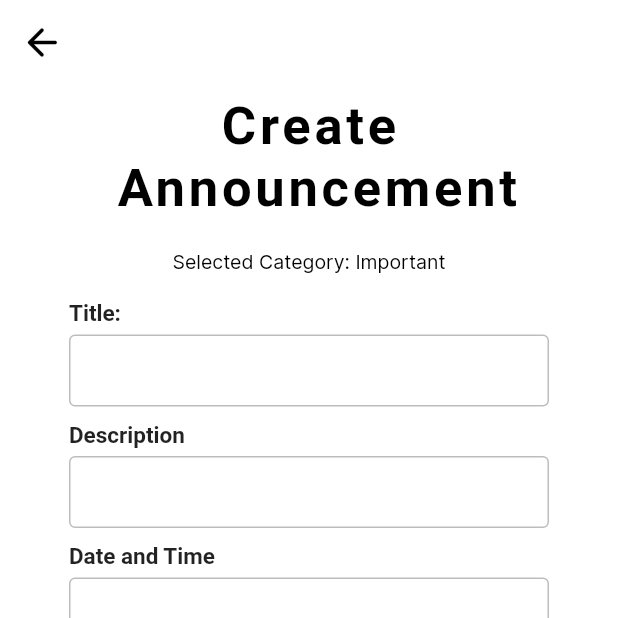
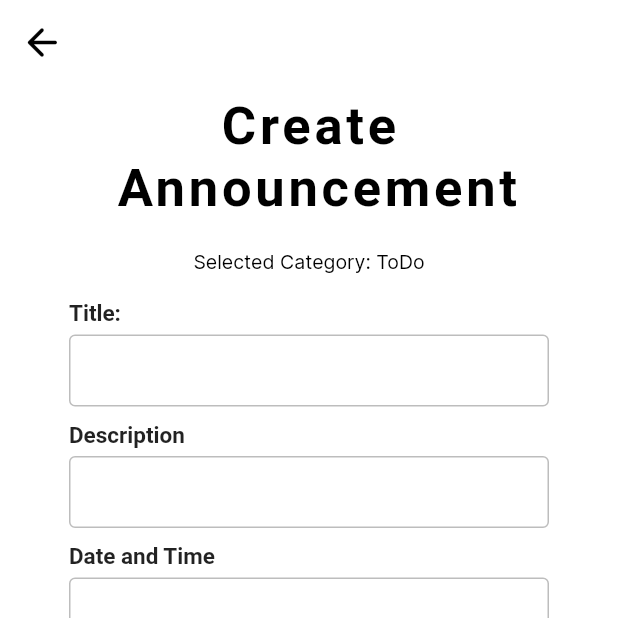
Before and after one commit to jomcas/Formateacher, a Flutter app: the screen it shows once a user with an empty profile is signed in, after a tap on "Todo", on a phone screen of 412 x 824 dp, the top half of it. Run offline on Flutter 3.47's test engine with Material 2 defaults, Android fonts, the phone set to English and light mode, and no system bars; our stand-ins replace cloud_firestore, firebase_auth, flutter_spinkit; accounts and stored records are empty.

Commit message:
Add Announce Category Forms

```diff
--- a/lib/widgets/announce/announce.dart
+++ b/lib/widgets/announce/announce.dart
@@ -1,5 +1,8 @@
 import 'package:flutter/material.dart';
 import 'package:mi_card/widgets/announce/important_form.dart';
+import 'package:mi_card/widgets/announce/reminder.dart';
+import 'package:mi_card/widgets/announce/schedule_form.dart';
+import 'package:mi_card/widgets/announce/todo_form.dart';
 
 // Announce Page
 class Announce extends StatelessWidget {
@@ -34,6 +37,7 @@ class Announce extends StatelessWidget {
               shrinkWrap: true,
               crossAxisCount: 2,
               children: <Widget>[
+                // Important
                 InkWell(
                   onTap: () {
                     Navigator.push(
@@ -74,12 +78,13 @@ class Announce extends StatelessWidget {
                     ),
                   ),
                 ),
+                // Schedule
                 InkWell(
                   onTap: () {
                     Navigator.push(
                         context,
                         MaterialPageRoute(
-                            builder: (context) => ImportantForm()));
+                            builder: (context) => ScheduleForm()));
                   },
                   child: Card(
                     shape: RoundedRectangleBorder(
@@ -114,12 +119,13 @@ class Announce extends StatelessWidget {
                     ),
                   ),
                 ),
+                // Reminder
                 InkWell(
                   onTap: () {
                     Navigator.push(
                         context,
                         MaterialPageRoute(
-                            builder: (context) => ImportantForm()));
+                            builder: (context) => ReminderForm()));
                   },
                   child: Card(
                     shape: RoundedRectangleBorder(
@@ -154,12 +160,11 @@ class Announce extends StatelessWidget {
                     ),
                   ),
                 ),
+                // Todo
                 InkWell(
                   onTap: () {
-                    Navigator.push(
-                        context,
-                        MaterialPageRoute(
-                            builder: (context) => ImportantForm()));
+                    Navigator.push(context,
+                        MaterialPageRoute(builder: (context) => TodoForm()));
                   },
                   child: Card(
                     shape: RoundedRectangleBorder(
--- /dev/null
+++ b/lib/widgets/announce/todo_form.dart
@@ -0,0 +1,149 @@
+import 'package:flutter/material.dart';
+import 'package:mi_card/widgets/announce/preview.dart';
+
+class TodoForm extends StatelessWidget {
+  @override
+  Widget build(BuildContext context) {
+    return TodoFormPage();
+  }
+}
+
+class TodoFormPage extends StatelessWidget {
+  @override
+  Widget build(BuildContext context) {
+    return Scaffold(
+      appBar: AppBar(
+        elevation: 0,
+        brightness: Brightness.light,
+        backgroundColor: Colors.white,
+        leading: IconButton(
+          onPressed: () {
+            Navigator.pop(context);
+          },
+          icon: Icon(
+            Icons.arrow_back_rounded,
+            size: 30,
+            color: Colors.black,
+          ),
+        ),
+      ),
+      backgroundColor: Colors.white,
+      body: SingleChildScrollView(
+          child: Column(
+        children: <Widget>[
+          Container(
+            margin: const EdgeInsets.all(4.0),
+            padding: const EdgeInsets.only(top: 0),
+          ),
+          Text("Create",
+              style: TextStyle(
+                  fontSize: 35,
+                  fontWeight: FontWeight.bold,
+                  color: Colors.black,
+                  letterSpacing: 2.5)),
+          Text(" Announcement",
+              style: TextStyle(
+                  fontSize: 35,
+                  fontWeight: FontWeight.bold,
+                  color: Colors.black,
+                  letterSpacing: 2.5)),
+          SizedBox(height: 20),
+          Text('Selected Category: ToDo',
+              style: TextStyle(
+                  fontFamily: 'Inter',
+                  fontSize: 13,
+                  color: Colors.black,
+                  letterSpacing: 0)),
+          Container(
+            margin: const EdgeInsets.all(4.0),
+            padding: const EdgeInsets.only(top: 10),
+          ),
+          Container(
+            child: Column(
+              children: <Widget>[
+                SizedBox(
+                  width: 400,
+                  child: Padding(
+                    padding: EdgeInsets.symmetric(horizontal: 40),
+                    child: Column(
+                      children: <Widget>[
+                        inputFile(label: "Title:"),
+                        inputFile(label: "Description"),
+                        inputFile(label: "Date and Time"),
+                        inputFile(label: "Location (Optional) :"),
+                      ],
+                    ),
+                  ),
+                ),
+                SizedBox(
+                  height: 10,
+                ),
+                SizedBox(
+                  width: 335,
+                  child: MaterialButton(
+                    minWidth: double.infinity,
+                    height: 60,
+                    onPressed: () {
+                      Navigator.push(
+                        context,
+                        MaterialPageRoute(builder: (context) => Preview()),
+                      );
+                    },
+                    color: Color(0xff0795A8),
+                    elevation: 0,
+                    shape: RoundedRectangleBorder(
+                      borderRadius: BorderRadius.circular(25),
+                    ),
+                    child: Text(
+                      "Format It!",
+                      style: TextStyle(
+                        fontWeight: FontWeight.w600,
+                        fontSize: 18,
+                        color: Colors.white,
+                      ),
+                    ),
+                  ),
+                ),
+                SizedBox(
+                  height: 0,
+                ),
+              ],
+            ),
+          )
+        ],
+      )),
+    );
+  }
+}
+
+//Text Widget
+Widget inputFile({label, obscureText = false}) {
+  return Column(
+    crossAxisAlignment: CrossAxisAlignment.start,
+    children: <Widget>[
+      Text(
+        label,
+        style: TextStyle(
+            fontSize: 15, fontWeight: FontWeight.w600, color: Colors.black87),
+      ),
+      SizedBox(
+        height: 5,
+      ),
+      TextField(
+        obscureText: obscureText,
+        decoration: InputDecoration(
+          contentPadding: EdgeInsets.symmetric(vertical: 0, horizontal: 10),
+          enabledBorder: OutlineInputBorder(
+            borderSide: BorderSide(color: Colors.grey[400]),
+          ),
+          border: OutlineInputBorder(
+            borderSide: BorderSide(color: Colors.grey[400]),
+          ),
+        ),
+      ),
+      SizedBox(
+        height: 10,
+      ),
+    ],
+  );
+}
```
Also changed, not shown: lib/widgets/announce/reminder.dart (added, +149 -0 lines), lib/widgets/announce/schedule_form.dart (added, +149 -0 lines).
